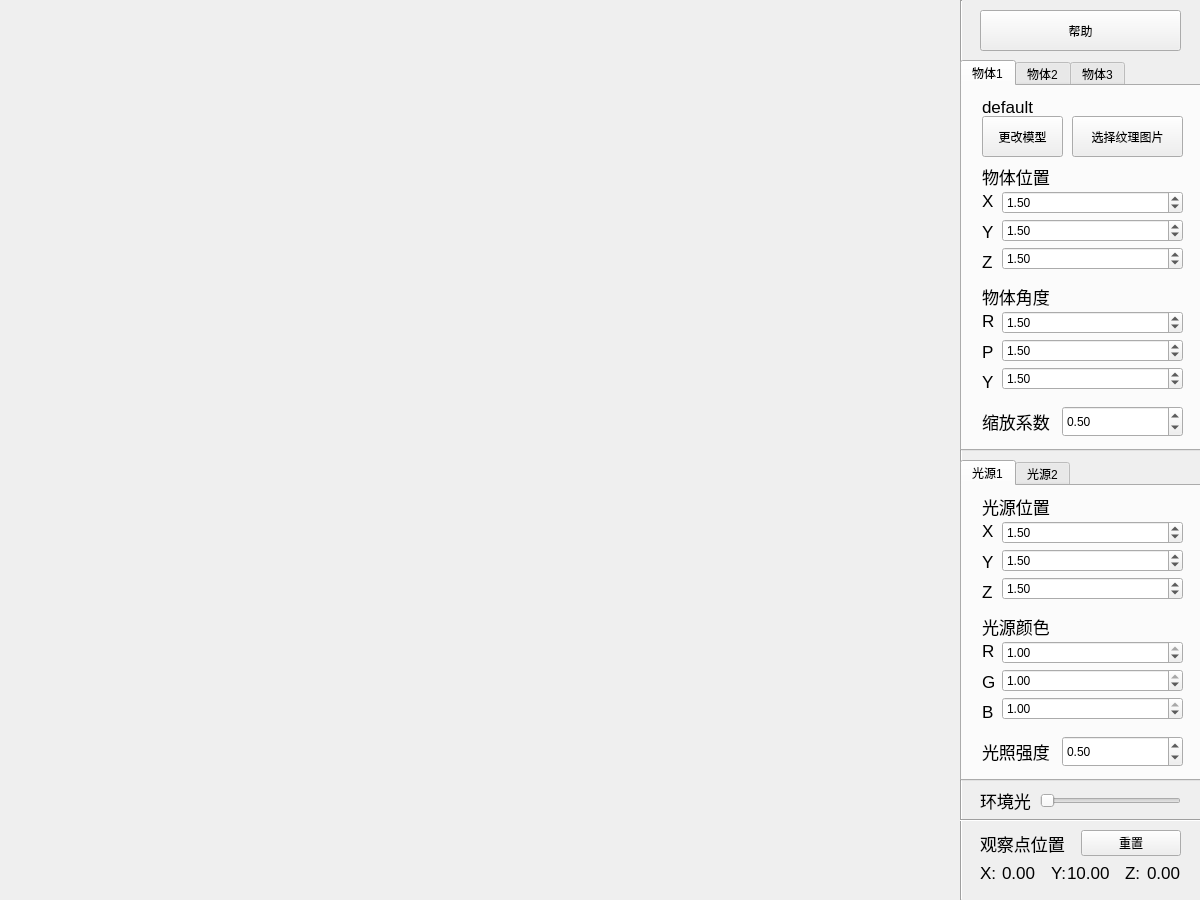
First picture: the form in src/interactive_rendering_tool.ui, repository QianHou/Interactive-Rendering-Tool, before the edit.
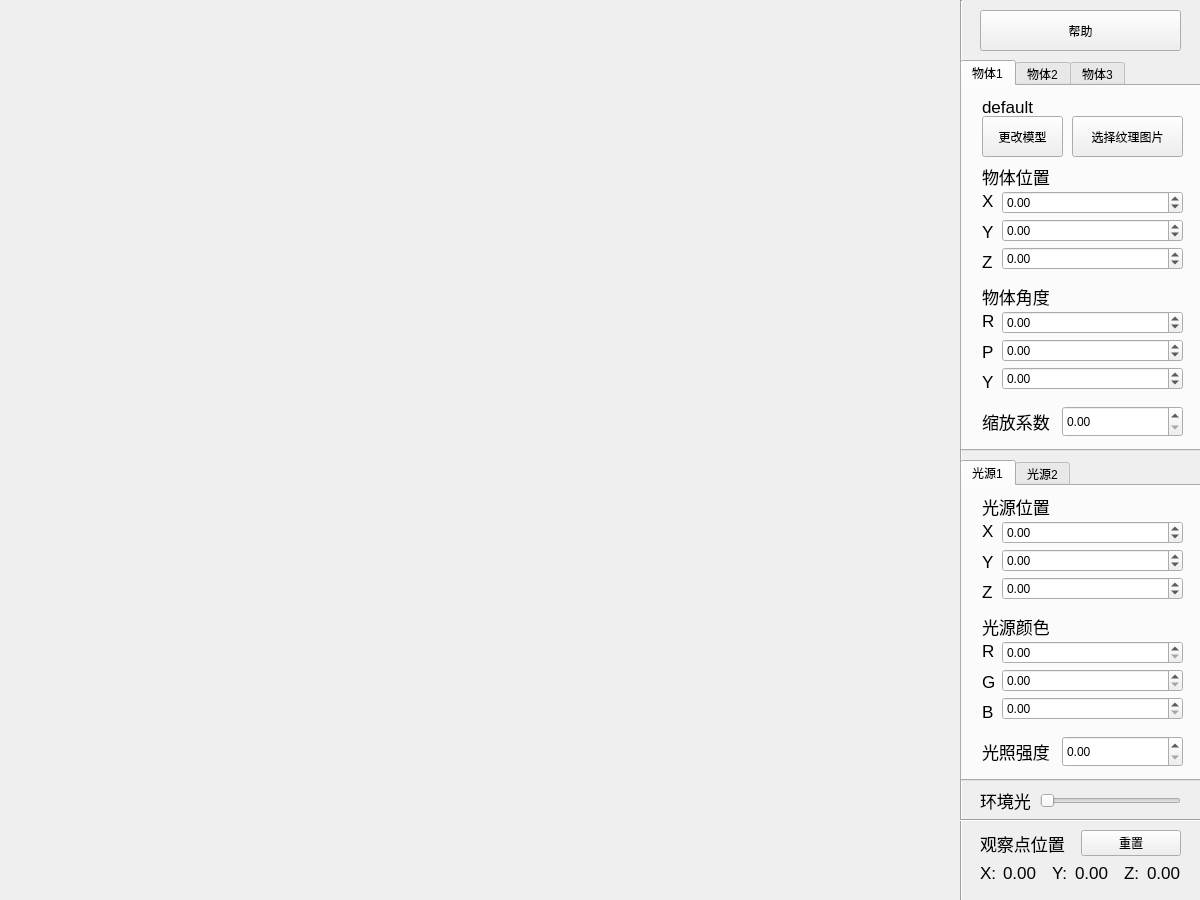
Second picture: the form after the edit.

```diff
--- a/src/interactive_rendering_tool.ui
+++ b/src/interactive_rendering_tool.ui
@@ -126,7 +126,7 @@
            </font>
           </property>
           <property name="text">
-           <string>10.00</string>
+           <string>0.00</string>
           </property>
          </widget>
         </item>
@@ -215,7 +215,7 @@
       <double>0.100000000000000</double>
      </property>
      <property name="value">
-      <double>0.500000000000000</double>
+      <double>0.000000000000000</double>
      </property>
     </widget>
     <widget class="QLabel" name="light1_itensity_name">
@@ -258,7 +258,7 @@
          <double>0.100000000000000</double>
         </property>
         <property name="value">
-         <double>1.000000000000000</double>
+         <double>0.000000000000000</double>
         </property>
        </widget>
       </item>
@@ -271,7 +271,7 @@
          <double>0.100000000000000</double>
         </property>
         <property name="value">
-         <double>1.000000000000000</double>
+         <double>0.000000000000000</double>
         </property>
        </widget>
       </item>
@@ -284,7 +284,7 @@
          <double>0.100000000000000</double>
         </property>
         <property name="value">
-         <double>1.000000000000000</double>
+         <double>0.000000000000000</double>
         </property>
        </widget>
       </item>
@@ -393,7 +393,7 @@
          <double>0.100000000000000</double>
         </property>
         <property name="value">
-         <double>1.500000000000000</double>
+         <double>0.000000000000000</double>
         </property>
        </widget>
       </item>
@@ -409,7 +409,7 @@
          <double>0.100000000000000</double>
         </property>
         <property name="value">
-         <double>1.500000000000000</double>
+         <double>0.000000000000000</double>
         </property>
        </widget>
       </item>
@@ -425,7 +425,7 @@
          <double>0.100000000000000</double>
         </property>
         <property name="value">
-         <double>1.500000000000000</double>
+         <double>0.000000000000000</double>
         </property>
        </widget>
       </item>
@@ -914,7 +914,7 @@
          <double>0.100000000000000</double>
         </property>
         <property name="value">
-         <double>1.500000000000000</double>
+         <double>0.000000000000000</double>
         </property>
        </widget>
       </item>
@@ -930,7 +930,7 @@
          <double>0.100000000000000</double>
         </property>
         <property name="value">
-         <double>1.500000000000000</double>
+         <double>0.000000000000000</double>
         </property>
        </widget>
       </item>
@@ -946,7 +946,7 @@
          <double>0.100000000000000</double>
         </property>
         <property name="value">
-         <double>1.500000000000000</double>
+         <double>0.000000000000000</double>
         </property>
        </widget>
       </item>
@@ -1046,48 +1046,48 @@
       <item>
        <widget class="QDoubleSpinBox" name="object1_roll_setbox">
         <property name="minimum">
-         <double>-100.000000000000000</double>
+         <double>-180.000000000000000</double>
         </property>
         <property name="maximum">
-         <double>100.000000000000000</double>
+         <double>180.000000000000000</double>
         </property>
         <property name="singleStep">
          <double>0.100000000000000</double>
         </property>
         <property name="value">
-         <double>1.500000000000000</double>
+         <double>0.000000000000000</double>
         </property>
        </widget>
       </item>
       <item>
        <widget class="QDoubleSpinBox" name="object1_pitch_setbox">
         <property name="minimum">
-         <double>-100.000000000000000</double>
+         <double>-90.000000000000000</double>
         </property>
         <property name="maximum">
-         <double>100.000000000000000</double>
+         <double>90.000000000000000</double>
         </property>
         <property name="singleStep">
          <double>0.100000000000000</double>
         </property>
         <property name="value">
-         <double>1.500000000000000</double>
+         <double>0.000000000000000</double>
         </property>
        </widget>
       </item>
       <item>
        <widget class="QDoubleSpinBox" name="object1_yaw_setbox">
         <property name="minimum">
-         <double>-100.000000000000000</double>
+         <double>-180.000000000000000</double>
         </property>
         <property name="maximum">
-         <double>100.000000000000000</double>
+         <double>180.000000000000000</double>
         </property>
         <property name="singleStep">
          <double>0.100000000000000</double>
         </property>
         <property name="value">
-         <double>1.500000000000000</double>
+         <double>0.000000000000000</double>
         </property>
        </widget>
       </item>
@@ -1199,13 +1199,13 @@
       </rect>
      </property>
      <property name="maximum">
-      <double>1.000000000000000</double>
+      <double>100.000000000000000</double>
      </property>
      <property name="singleStep">
       <double>0.100000000000000</double>
      </property>
      <property name="value">
-      <double>0.500000000000000</double>
+      <double>0.000000000000000</double>
      </property>
     </widget>
     <widget class="QPushButton" name="object1_model_button">
```
Left out of the diff: 94 changed lines with no effect on the pictures.
